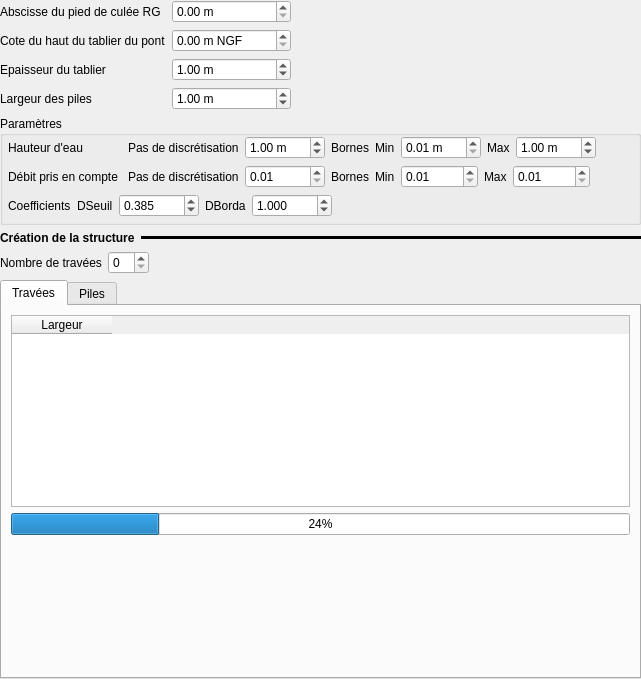
First picture: the form in ui/structures/ui_borda_pc.ui, repository Artelia/Mascaret, before the edit.
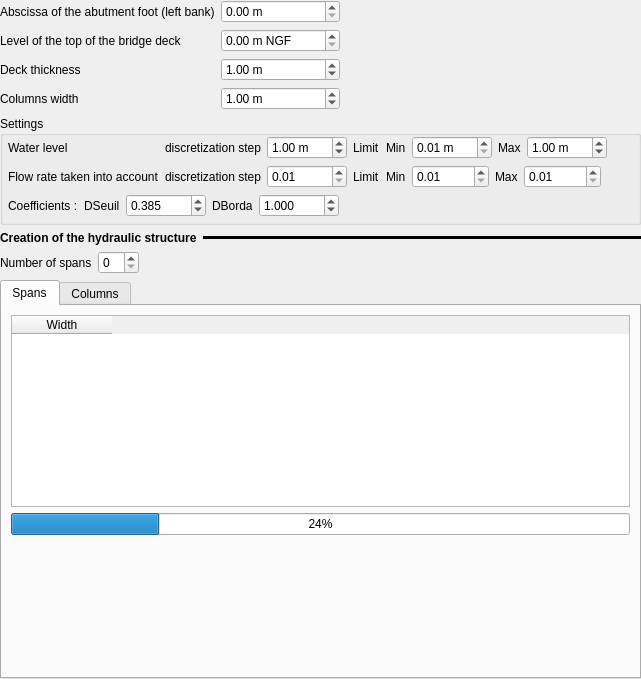
Second picture: the form after the edit.

The edit to the form file:
```diff
--- a/ui/structures/ui_borda_pc.ui
+++ b/ui/structures/ui_borda_pc.ui
@@ -47,21 +47,21 @@
      <item row="2" column="0">
       <widget class="QLabel" name="label_6">
        <property name="text">
-        <string>Cote du haut du tablier du pont</string>
+        <string>Level of the top of the bridge deck</string>
        </property>
       </widget>
      </item>
      <item row="3" column="0">
       <widget class="QLabel" name="label_13">
        <property name="text">
-        <string>Epaisseur du tablier</string>
+        <string>Deck thickness</string>
        </property>
       </widget>
      </item>
      <item row="1" column="0">
       <widget class="QLabel" name="label_17">
        <property name="text">
-        <string>Abscisse du pied de culée RG</string>
+        <string>Abscissa of the abutment foot (left bank)</string>
        </property>
       </widget>
      </item>
@@ -106,7 +106,7 @@
      <item row="4" column="0">
       <widget class="QLabel" name="label_2">
        <property name="text">
-        <string>Largeur des piles</string>
+        <string>Columns width</string>
        </property>
       </widget>
      </item>
@@ -150,7 +150,7 @@
    <item>
     <widget class="QGroupBox" name="groupBox_4">
      <property name="title">
-      <string>Paramètres</string>
+      <string>Settings</string>
      </property>
      <layout class="QVBoxLayout" name="verticalLayout_16">
       <property name="leftMargin">
@@ -170,14 +170,14 @@
         <item row="1" column="1">
          <widget class="QLabel" name="label_4">
           <property name="text">
-           <string>Pas de discrétisation</string>
+           <string>discretization step</string>
           </property>
          </widget>
         </item>
         <item row="1" column="0">
          <widget class="QLabel" name="label_30">
           <property name="text">
-           <string>Débit pris en compte </string>
+           <string>Flow rate taken into account</string>
           </property>
          </widget>
         </item>
@@ -222,21 +222,21 @@
         <item row="0" column="1">
          <widget class="QLabel" name="label">
           <property name="text">
-           <string>Pas de discrétisation</string>
+           <string>discretization step</string>
           </property>
          </widget>
         </item>
         <item row="0" column="3">
          <widget class="QLabel" name="label_28">
           <property name="text">
-           <string>Bornes</string>
+           <string>Limit</string>
           </property>
          </widget>
         </item>
         <item row="0" column="0">
          <widget class="QLabel" name="label_29">
           <property name="text">
-           <string>Hauteur d'eau</string>
+           <string>Water level</string>
           </property>
          </widget>
         </item>
@@ -315,7 +315,7 @@
         <item row="1" column="3">
          <widget class="QLabel" name="label_31">
           <property name="text">
-           <string>Bornes</string>
+           <string>Limit</string>
           </property>
          </widget>
         </item>
@@ -389,7 +389,7 @@
         <item>
          <widget class="QLabel" name="label_5">
           <property name="text">
-           <string>Coefficients</string>
+           <string>Coefficients :</string>
           </property>
          </widget>
         </item>
@@ -483,7 +483,7 @@
         </font>
        </property>
        <property name="text">
-        <string>Création de la structure</string>
+        <string>Creation of the hydraulic structure</string>
        </property>
       </widget>
      </item>
@@ -510,7 +510,7 @@
      <item>
       <widget class="QLabel" name="label_18">
        <property name="text">
-        <string>Nombre de travées</string>
+        <string>Number of spans</string>
        </property>
       </widget>
      </item>
@@ -549,7 +549,7 @@
      </property>
      <widget class="QWidget" name="ong_trav">
       <attribute name="title">
-       <string>Travées</string>
+       <string>Spans</string>
       </attribute>
       <layout class="QVBoxLayout" name="verticalLayout_6">
        <item>
@@ -568,7 +568,7 @@
          </attribute>
          <column>
           <property name="text">
-           <string>Largeur</string>
+           <string>Width</string>
           </property>
          </column>
         </widget>
@@ -597,7 +597,7 @@
      </widget>
      <widget class="QWidget" name="ong_pile">
       <attribute name="title">
-       <string>Piles</string>
+       <string>Columns</string>
       </attribute>
       <layout class="QVBoxLayout" name="verticalLayout_2">
        <item>
```
Left out of the diff: 2 changed lines with no effect on the pictures.
